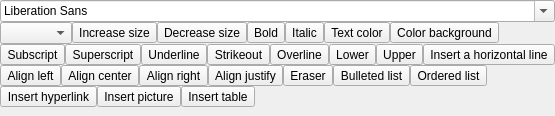
gil9red/NotesManager, file FormattingToolbar/FormattingToolbar.ui: the form before one commit.
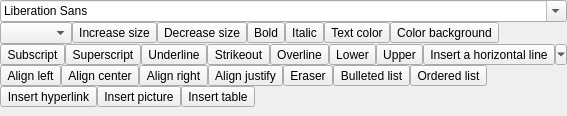
The form after the commit. Icons and pictures are not drawn. Custom widgets are drawn as their Qt base class.

What changed in the file:
```diff
--- a/FormattingToolbar/FormattingToolbar.ui
+++ b/FormattingToolbar/FormattingToolbar.ui
@@ -430,6 +430,9 @@
         <iconset resource="FormattingToolbar.qrc">
          <normaloff>:/FormattingToolbar/hLine</normaloff>:/FormattingToolbar/hLine</iconset>
        </property>
+       <property name="popupMode">
+        <enum>QToolButton::MenuButtonPopup</enum>
+       </property>
       </widget>
      </item>
      <item>
```
